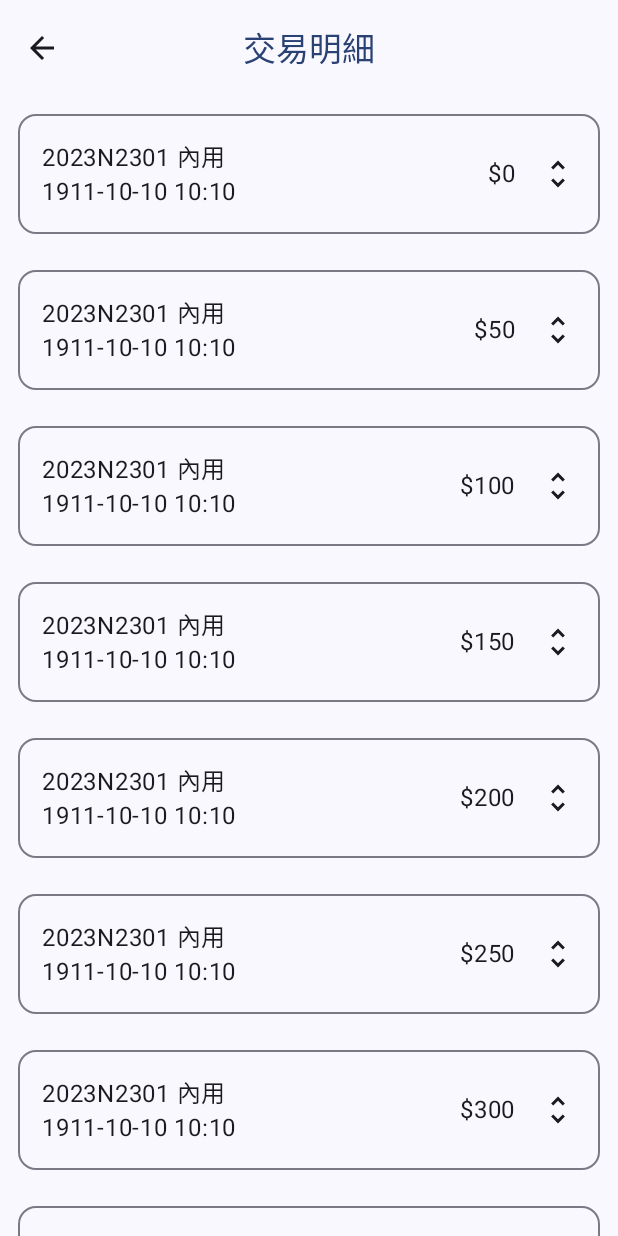
After one commit to r0930514/FastFoodOrderApp, an Android app built with Jetpack Compose: the DetailScreen screen opened through its navigation route, on a phone screen of 412 x 824 dp. The commit adds this screen. Run offline under Robolectric (Android 15) with nearby library versions, the phone set to English and light mode, and no system bars.

Commit message:
訂單明細頁面設計

```diff
--- a/app/src/main/java/com/r0930514/fastfoodorderapp/navigation/MainNav.kt
+++ b/app/src/main/java/com/r0930514/fastfoodorderapp/navigation/MainNav.kt
@@ -6,10 +6,11 @@ import androidx.navigation.compose.NavHost
 import androidx.navigation.compose.composable
 import androidx.navigation.compose.rememberNavController
 import com.r0930514.fastfoodorderapp.screens.LoginScreen
+import com.r0930514.fastfoodorderapp.screens.PaymentCompleted
+import com.r0930514.fastfoodorderapp.screens.TestScreen
+import com.r0930514.fastfoodorderapp.screens.detailScreen.DetailScreen
+import com.r0930514.fastfoodorderapp.screens.mainScreen.component.MainScaffold
 import com.r0930514.fastfoodorderapp.screens.shoppingCartScreen.ShoppingCart
-import com.r0930514.fastfoodorderapp.screens.TestScreen
-import com.r0930514.fastfoodorderapp.screens.mainScreen.component.MainScaffold
-import com.r0930514.fastfoodorderapp.screens.PaymentCompleted
 
 @Composable
 fun MainNav(){
@@ -30,7 +31,9 @@ fun MainNav(){
         composable("PaymentCompleted"){
             PaymentCompleted(navController)
         }
-
+        composable("Detail"){
+            DetailScreen(navController)
+        }
 
 
     }
--- /dev/null
+++ b/app/src/main/java/com/r0930514/fastfoodorderapp/screens/detailScreen/DetailScreen.kt
@@ -0,0 +1,54 @@
+package com.r0930514.fastfoodorderapp.screens.detailScreen
+
+import androidx.compose.foundation.layout.Column
+import androidx.compose.foundation.layout.fillMaxSize
+import androidx.compose.foundation.layout.padding
+import androidx.compose.foundation.lazy.LazyColumn
+import androidx.compose.material.icons.Icons
+import androidx.compose.material.icons.filled.ArrowBack
+import androidx.compose.material3.CenterAlignedTopAppBar
+import androidx.compose.material3.ExperimentalMaterial3Api
+import androidx.compose.material3.Icon
+import androidx.compose.material3.IconButton
+import androidx.compose.material3.Scaffold
+import androidx.compose.material3.Text
+import androidx.compose.runtime.Composable
+import androidx.compose.ui.Modifier
+import androidx.navigation.NavHostController
+import com.r0930514.fastfoodorderapp.screens.detailScreen.components.DetailCard
+import com.r0930514.fastfoodorderapp.ui.theme.TopDefaultAppBarColor
+
+@OptIn(ExperimentalMaterial3Api::class)
+@Composable
+fun DetailScreen(navHostController: NavHostController){
+    Scaffold (
+        topBar = {
+            CenterAlignedTopAppBar(
+                title = { Text(text = "交易明細") },
+                colors = TopDefaultAppBarColor(),
+                navigationIcon = {
+                    IconButton(
+                        onClick = {
+                            navHostController.popBackStack()
+                        }
+                    ) {
+                        Icon(imageVector = Icons.Filled.ArrowBack, contentDescription = "關閉", )
+                    }
+                }
+            )
+        }
+    ){
+        Column (modifier = Modifier.padding(it)){
+            LazyColumn(
+                modifier = Modifier.fillMaxSize(),
+                content = {
+                    items(25){
+                        DetailCard(
+                            title = "2023N2301 內用",
+                            price = it*50
+                        )
+                    }
+                })
+        }
+    }
+}
--- /dev/null
+++ b/app/src/main/java/com/r0930514/fastfoodorderapp/screens/detailScreen/components/DetailCard.kt
@@ -0,0 +1,77 @@
+package com.r0930514.fastfoodorderapp.screens.detailScreen.components
+
+import androidx.compose.foundation.BorderStroke
+import androidx.compose.foundation.layout.Arrangement
+import androidx.compose.foundation.layout.Column
+import androidx.compose.foundation.layout.Row
+import androidx.compose.foundation.layout.Spacer
+import androidx.compose.foundation.layout.fillMaxHeight
+import androidx.compose.foundation.layout.fillMaxWidth
+import androidx.compose.foundation.layout.padding
+import androidx.compose.foundation.layout.size
+import androidx.compose.foundation.layout.wrapContentSize
+import androidx.compose.material3.ExperimentalMaterial3Api
+import androidx.compose.material3.Icon
+import androidx.compose.material3.MaterialTheme
+import androidx.compose.material3.OutlinedCard
+import androidx.compose.material3.Text
+import androidx.compose.runtime.Composable
+import androidx.compose.ui.Modifier
+import androidx.compose.ui.graphics.painter.Painter
+import androidx.compose.ui.graphics.vector.ImageVector
+import androidx.compose.ui.res.painterResource
+import androidx.compose.ui.res.vectorResource
+import androidx.compose.ui.tooling.preview.Preview
+import androidx.compose.ui.unit.dp
+import com.r0930514.fastfoodorderapp.R
+
+@OptIn(ExperimentalMaterial3Api::class)
+@Composable
+@Preview(showBackground = true)
+fun DetailCard(
+    title: String = "2023N2301 內用",
+    date: String = "1911-10-10 10:10",
+    painter: Painter = painterResource(id = R.drawable.unknow),
+    price: Int = 0,
+    onClick: () -> Unit = {}
+){
+    OutlinedCard(
+        modifier = Modifier
+            .padding(12.dp)
+            .fillMaxWidth()
+            .size(80.dp),
+        border = BorderStroke(1.dp, MaterialTheme.colorScheme.outlineVariant),
+        onClick = { /*TODO*/ }
+    ) {
+        Row (modifier = Modifier.fillMaxWidth()){
+            Row(
+                modifier = Modifier
+                    .padding(16.dp)
+                    .fillMaxWidth(),
+                horizontalArrangement = Arrangement.SpaceBetween
+            ) {
+                Column(
+                    modifier = Modifier.fillMaxHeight(),
+                    verticalArrangement = Arrangement.SpaceBetween
+                ){
+                    Text(text = title)
+                    Text(text = date)
+                }
+                Row {
+                    Text(
+                        text = "$${price}",
+                        modifier = Modifier.fillMaxHeight().wrapContentSize(),
+                    )
+                    Spacer(modifier = Modifier.size(16.dp))
+                    Icon(
+                        imageVector = ImageVector.vectorResource(id = R.drawable.unfold_more),
+                        contentDescription = null,
+                        modifier = Modifier.fillMaxHeight()
+                    )
+                }
+            }
+
+        }
+
+    }
+}
--- a/app/src/main/java/com/r0930514/fastfoodorderapp/screens/mainScreen/MemberPage.kt
+++ b/app/src/main/java/com/r0930514/fastfoodorderapp/screens/mainScreen/MemberPage.kt
@@ -32,6 +32,9 @@ fun MemberPage(navHostController: NavHostController){
             Button(onClick = { navHostController.navigate("PaymentCompleted") }) {
                 Text(text = "測試")
             }
+            Button(onClick = { navHostController.navigate("Detail") }) {
+                Text(text = "訂單明細頁面")
+            }
         }
     }
 }
--- /dev/null
+++ b/app/src/main/res/drawable/unfold_more.xml
@@ -0,0 +1,5 @@
+<vector android:height="24dp" android:tint="#000000"
+    android:viewportHeight="24" android:viewportWidth="24"
+    android:width="24dp" xmlns:android="http://schemas.android.com/apk/res/android">
+    <path android:fillColor="@android:color/white" android:pathData="M12,5.83L15.17,9l1.41,-1.41L12,3 7.41,7.59 8.83,9 12,5.83zM12,18.17L8.83,15l-1.41,1.41L12,21l4.59,-4.59L15.17,15 12,18.17z"/>
+</vector>
```
